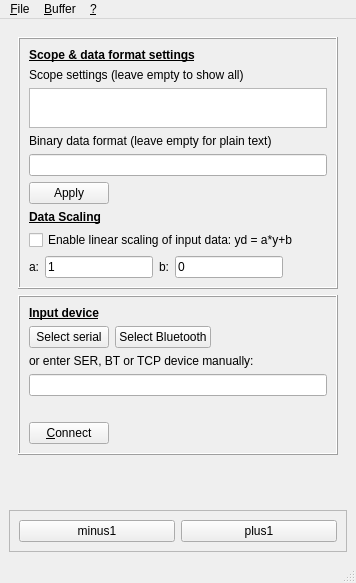
Old version of the form source/mainwindow.ui in the repository droggen/dscope.
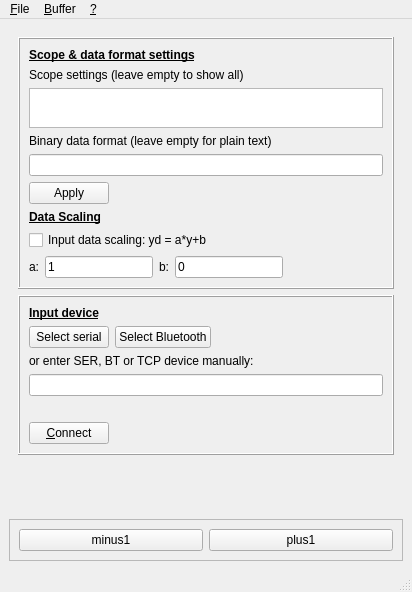
New version of the form. The open tabs and pages were chosen to show the change. Icons and pictures are not drawn.

Commit message: Version 1.12: - Scaling option - Fixed android 32 / 64 bit compile - Fixed bluetooth on windows

The edit to the form file:
```diff
--- a/source/mainwindow.ui
+++ b/source/mainwindow.ui
@@ -2,6 +2,14 @@
 <ui version="4.0">
  <class>MainWindow</class>
  <widget class="QMainWindow" name="MainWindow">
+  <property name="geometry">
+   <rect>
+    <x>0</x>
+    <y>0</y>
+    <width>412</width>
+    <height>592</height>
+   </rect>
+  </property>
   <property name="windowTitle">
    <string>DScope QT</string>
   </property>
@@ -150,7 +158,7 @@
              <item>
               <widget class="QCheckBox" name="uicb_scaling">
                <property name="text">
-                <string>Enable linear scaling of input data: yd = a*y+b</string>
+                <string>Input data scaling: yd = a*y+b</string>
                </property>
               </widget>
              </item>
```
Left out of the diff: 2 changed lines with no effect on the pictures. The commit also changes 14 other files.
